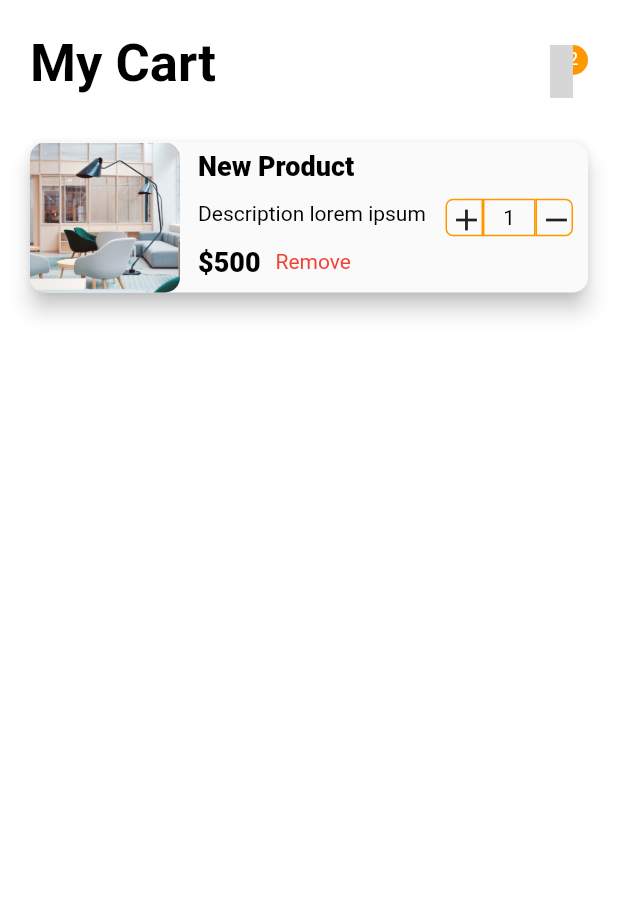
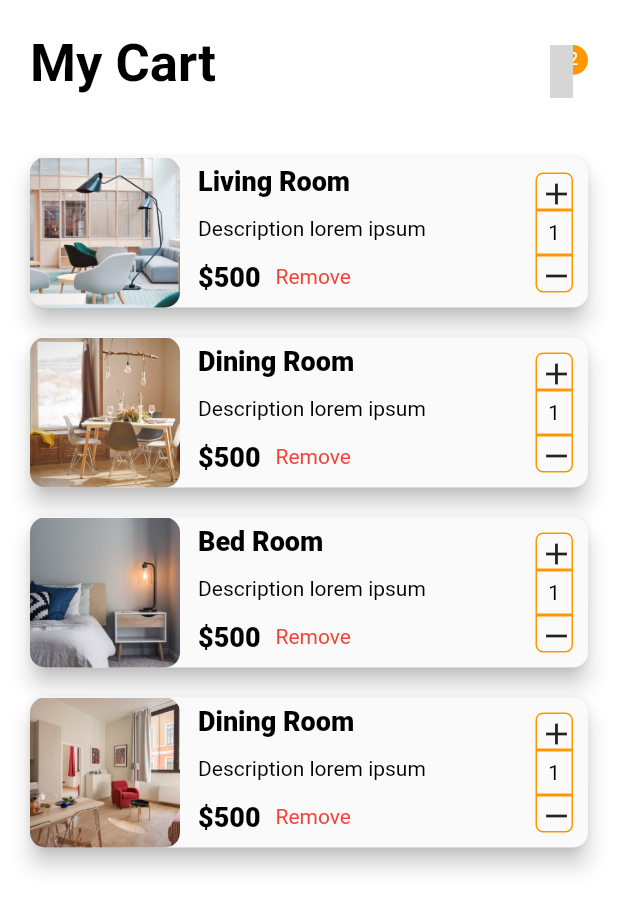
Before and after one commit to dexterTalha/shoppy_app, a Flutter app: the ShoppingCart screen opened directly, on a phone screen of 412 x 824 dp. Shown: the top 910 px of the screen. Run offline on Flutter 3.47's test engine with Material 2 defaults, Android fonts, the phone set to English and light mode, and no system bars; our stand-ins replace flutter_icons, fluttertoast, like_button, rxdart, shared_preferences; missing offline and left inert: pin_entry_text_field; accounts and stored records are empty; project files that could hold a hidden picture were left out; grey boxes are pictures that could not be loaded.

Commit message:
cart page

```diff
--- a/lib/screens/cart.dart
+++ b/lib/screens/cart.dart
@@ -1,4 +1,6 @@
-import 'package:shoppy_app/widgets/badge.dart';
+import 'package:shoppy_app/screens/details.dart';
+import 'package:shoppy_app/helpers/customer_page_route.dart';
+import 'package:shoppy_app/util/data.dart';
 import 'package:flutter/material.dart';
 import 'package:flutter_icons/feather.dart';
 
@@ -8,6 +10,19 @@ class ShoppingCart extends StatefulWidget {
 }
 
 class _ShoppingCartState extends State<ShoppingCart> {
+  int counter = 1;
+  _incrementCounter() {
+    counter++;
+    setState(() {});
+  }
+
+  _decrementCounter() {
+    if (counter > 0) {
+      counter--;
+      setState(() {});
+    }
+  }
+
   @override
   Widget build(BuildContext context) {
     return Scaffold(
@@ -72,7 +87,18 @@ class _ShoppingCartState extends State<ShoppingCart> {
               SizedBox(
                 height: 20,
               ),
-              generateCartItem()
+
+              ListView.builder(
+                shrinkWrap: true,
+                physics: BouncingScrollPhysics(),
+                itemCount: furnitures.length,
+                itemBuilder: (context, index){
+                  Map furniture = furnitures[index];
+                  return generateCartItem(furniture, index);
+                }
+              ),
+
+
             ],
           ),
         ),
@@ -80,9 +106,13 @@ class _ShoppingCartState extends State<ShoppingCart> {
     );
   }
 
-  Widget generateCartItem() {
+  Widget generateCartItem(furniture, int index) {
     return Padding(
-      padding: const EdgeInsets.only(top: 10.0, right: 20, left: 20),
+      padding: const EdgeInsets.only(top: 20.0, right: 20, left: 20),
+      child: GestureDetector(
+        onTap: (){
+          Navigator.push(context, CustomPageRoute(newPage: Details(index, "cart")));
+        },
         child: Material(
           borderRadius: BorderRadius.circular(10),
           elevation: 6,
@@ -94,20 +124,21 @@ class _ShoppingCartState extends State<ShoppingCart> {
                 ClipRRect(
                   borderRadius: BorderRadius.circular(10),
                   child: Image.asset(
-                  'assets/1.jpeg',
+                    '${furniture["img"]}',
                     height: 100,
                     width: 100,
                     fit: BoxFit.cover,
                   ),
                 ),
                 Padding(
-                padding: const EdgeInsets.only(top: 5.0, left: 12.0, bottom: 10),
+                  padding:
+                      const EdgeInsets.only(top: 5.0, left: 12.0, bottom: 10),
                   child: Column(
                     crossAxisAlignment: CrossAxisAlignment.start,
                     mainAxisAlignment: MainAxisAlignment.spaceBetween,
                     children: <Widget>[
                       Text(
-                      "New Product",
+                        "${furniture["name"]}",
                         style: TextStyle(
                           fontSize: 18,
                           fontWeight: FontWeight.w800,
@@ -188,48 +219,67 @@ class _ShoppingCartState extends State<ShoppingCart> {
                 Flexible(
                   child: Padding(
                     padding: const EdgeInsets.only(right: 10),
-                  child: Row(
-                    mainAxisAlignment: MainAxisAlignment.end,
+                    child: Container(
+                      width: double.infinity,
+                      child: Column(
+                        crossAxisAlignment: CrossAxisAlignment.end,
+                        mainAxisAlignment: MainAxisAlignment.center,
                         children: <Widget>[
-                      Container(
+                          GestureDetector(
+                            onTap: _incrementCounter,
+                            child: Container(
                               height: 25,
                               width: 25,
                               decoration: BoxDecoration(
-                         borderRadius: BorderRadius.only(topLeft: Radius.circular(5), bottomLeft: Radius.circular(5),),
-
-                          border: Border.all(width: 1, color: Theme.of(context).accentColor,)
+                                  borderRadius: BorderRadius.only(
+                                    topRight: Radius.circular(5),
+                                    topLeft: Radius.circular(5),
                                   ),
+                                  border: Border.all(
+                                    width: 1,
+                                    color: Theme.of(context).accentColor,
+                                  )),
                               child: Padding(
                                 padding: const EdgeInsets.all(1.0),
                                 child: Icon(Icons.add),
                               ),
                             ),
+                          ),
                           Container(
-                        height: 25,
-                        width: 35,
+                            height: 30,
+                            width: 25,
                             decoration: BoxDecoration(
-
-                          border: Border.all(width: 1, color: Theme.of(context).accentColor,)
-                        ),
+                                border: Border.all(
+                              width: 1,
+                              color: Theme.of(context).accentColor,
+                            )),
                             child: Padding(
                               padding: const EdgeInsets.all(1.0),
-                          child: Center(child: Text("1")),
+                              child: Center(child: Text("$counter")),
                             ),
                           ),
-                       Container(
+                          GestureDetector(
+                            onTap: _decrementCounter,
+                            child: Container(
                               height: 25,
                               width: 25,
                               decoration: BoxDecoration(
-                          borderRadius: BorderRadius.only(topRight: Radius.circular(5), bottomRight: Radius.circular(5),),
-
-                          border: Border.all(width: 1, color: Theme.of(context).accentColor,)
+                                  borderRadius: BorderRadius.only(
+                                    bottomRight: Radius.circular(5),
+                                    bottomLeft: Radius.circular(5),
                                   ),
+                                  border: Border.all(
+                                    width: 1,
+                                    color: Theme.of(context).accentColor,
+                                  )),
                               child: Padding(
                                 padding: const EdgeInsets.all(1.0),
                                 child: Icon(Icons.remove),
                               ),
                             ),
+                          ),
                         ],
+                      ),
                     ),
                   ),
                 )
@@ -237,6 +287,7 @@ class _ShoppingCartState extends State<ShoppingCart> {
             ),
           ),
         ),
+      ),
     );
   }
 }
```
Lines whose indentation alone changed are shown as unchanged.
